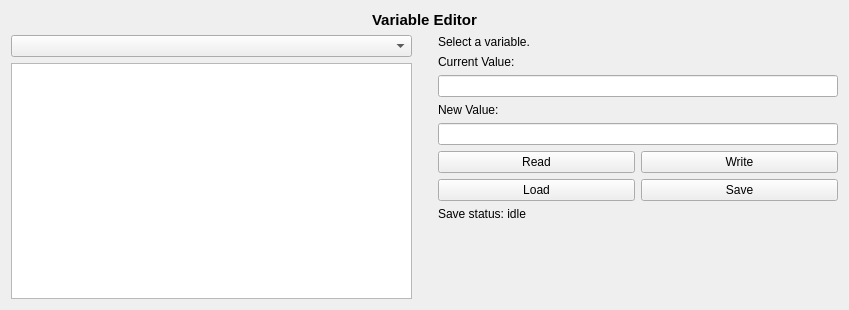
First picture: the form in ui/variableEditor.ui, repository PurdueElectricRacing/DaqApp, before the edit.
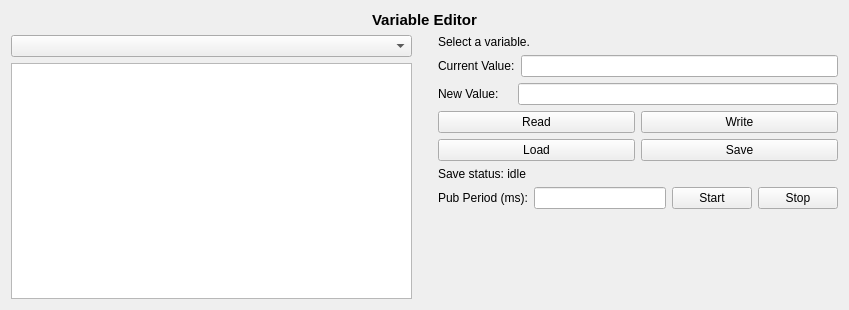
Second picture: the form after the edit.

What changed in the file:
```diff
--- a/ui/variableEditor.ui
+++ b/ui/variableEditor.ui
@@ -77,6 +77,8 @@
         </widget>
        </item>
        <item>
+        <layout class="QHBoxLayout" name="horizontalLayout_3">
+         <item>
         <widget class="QLabel" name="currValLbl">
          <property name="sizePolicy">
           <sizepolicy hsizetype="Preferred" vsizetype="Preferred">
@@ -96,6 +98,10 @@
          </property>
         </widget>
        </item>
+        </layout>
+       </item>
+       <item>
+        <layout class="QHBoxLayout" name="horizontalLayout_4">
        <item>
         <widget class="QLabel" name="newValLbl">
          <property name="sizePolicy">
@@ -105,13 +111,15 @@
           </sizepolicy>
          </property>
          <property name="text">
-          <string>New Value:</string>
+            <string>New Value:    </string>
          </property>
         </widget>
        </item>
        <item>
         <widget class="QLineEdit" name="newValDisp"/>
        </item>
+        </layout>
+       </item>
        <item>
         <layout class="QHBoxLayout" name="horizontalLayout_2">
          <item>
@@ -155,6 +163,34 @@
          </property>
         </widget>
        </item>
+       <item>
+        <layout class="QHBoxLayout" name="horizontalLayout_5">
+         <item>
+          <widget class="QLabel" name="pubPeriodLbl">
+           <property name="text">
+            <string>Pub Period (ms):</string>
+           </property>
+          </widget>
+         </item>
+         <item>
+          <widget class="QLineEdit" name="pubPeriodDisp"/>
+         </item>
+         <item>
+          <widget class="QPushButton" name="startPubButton">
+           <property name="text">
+            <string>Start</string>
+           </property>
+          </widget>
+         </item>
+         <item>
+          <widget class="QPushButton" name="stopPubButton">
+           <property name="text">
+            <string>Stop</string>
+           </property>
+          </widget>
+         </item>
+        </layout>
+       </item>
        <item>
         <spacer name="verticalSpacer">
          <property name="orientation">
```
Lines whose indentation alone changed are shown as unchanged.
